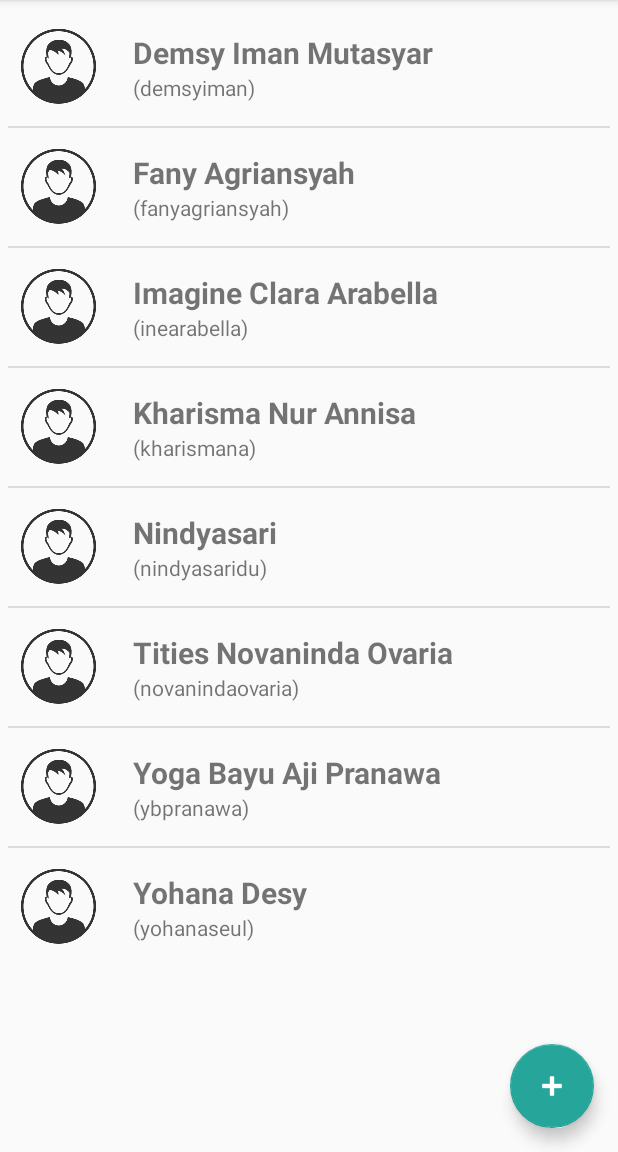
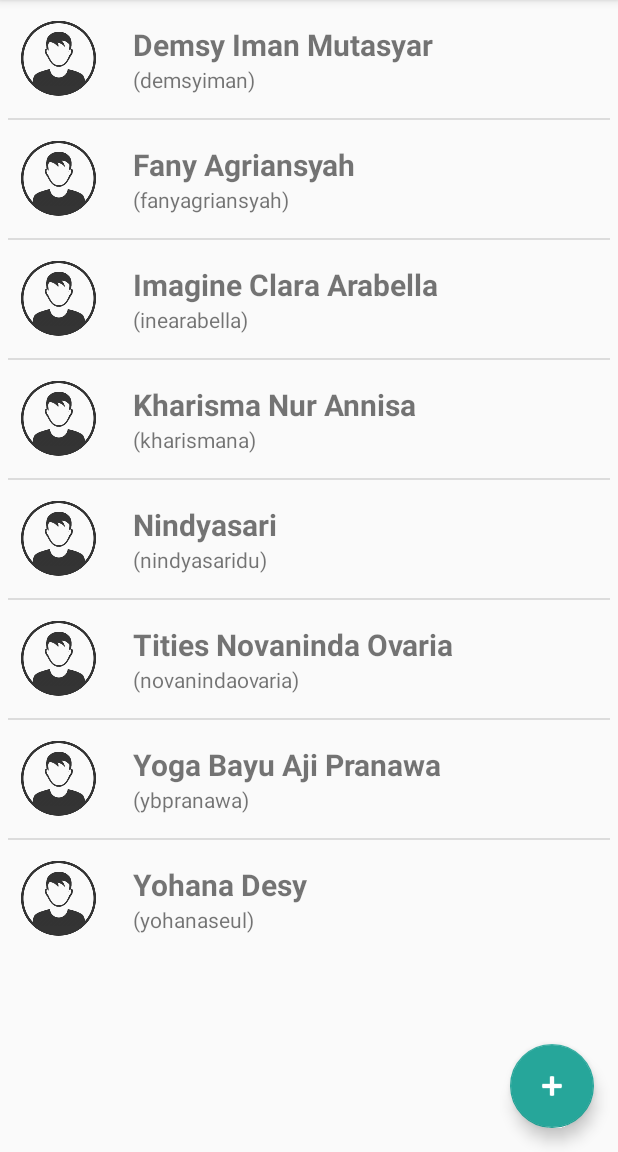
Before and after one commit to ybpranawa/Rasp-V, an Android app: the fragment ContactFragment shown on its own in the app's theme, on a phone screen of 412 x 824 dp, the part 84-1236 px from its top. Run offline under Robolectric (Android 15) with nearby library versions, the light colour scheme and no system bars.

```diff
--- a/app/src/main/res/layout/fragment_contact.xml
+++ b/app/src/main/res/layout/fragment_contact.xml
@@ -15,9 +15,7 @@
             android:layout_width="match_parent"
             android:layout_height="wrap_content"
             android:paddingLeft="5dp"
-            android:paddingRight="5dp"
-            android:paddingTop="5dp"
-            android:paddingBottom="5dp">
+            android:paddingRight="5dp">
         </ListView>
     </LinearLayout>
     <android.support.design.widget.FloatingActionButton
```
